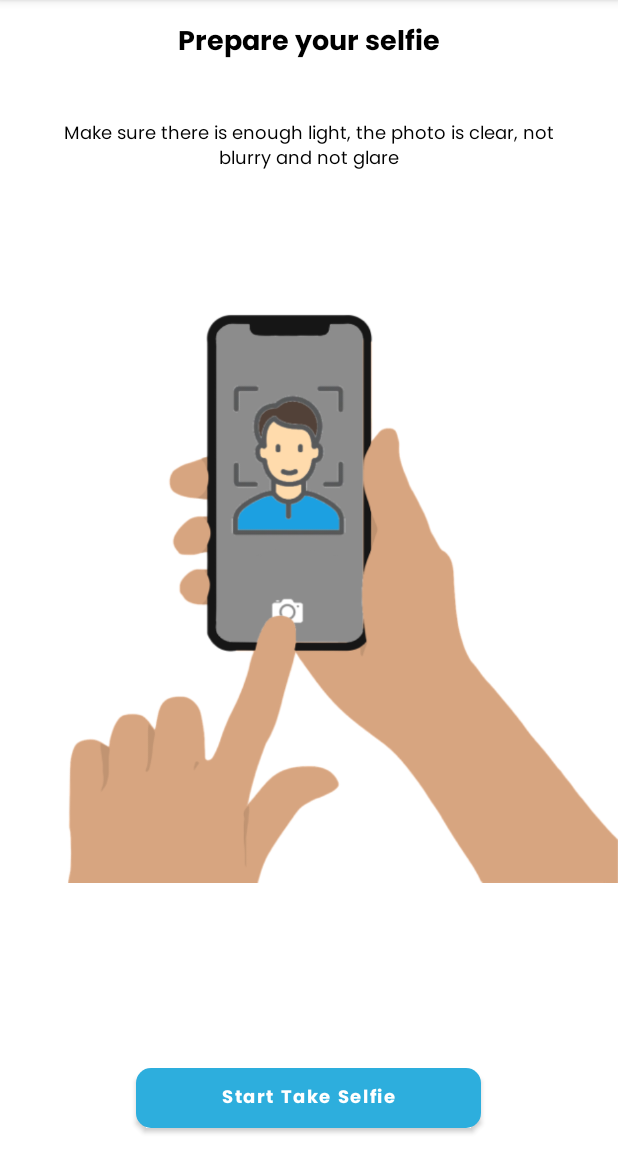
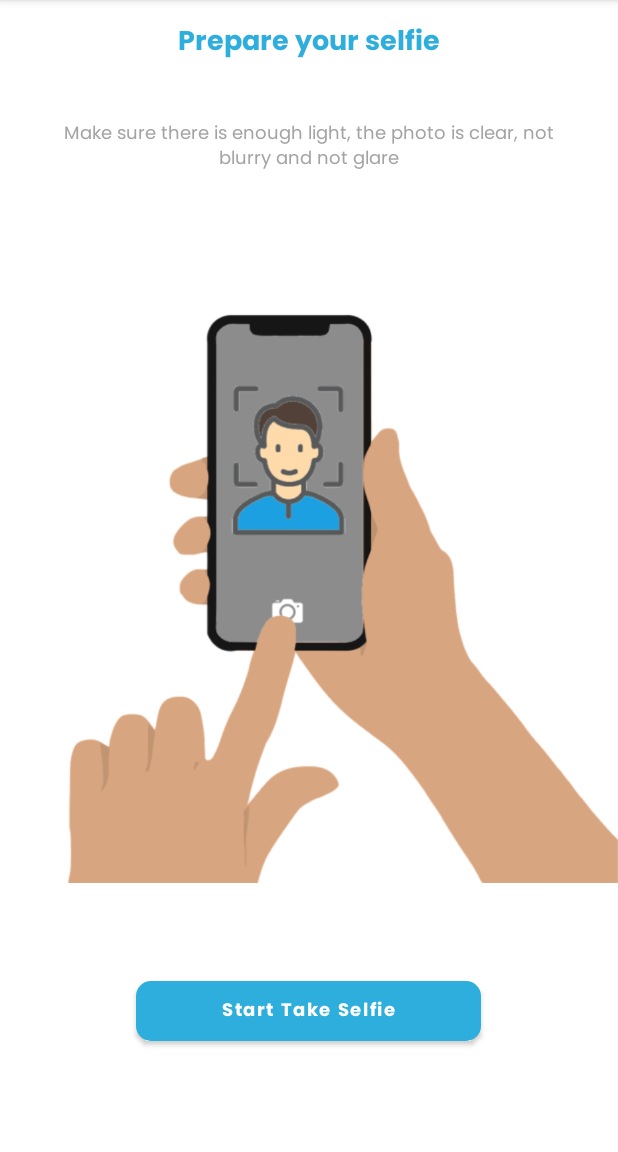
Before and after one commit to rafiaditya1/OCR_C22-KY03, an Android app: the SelfieActivity screen opened directly, with no data from a screen before it, on a phone screen of 412 x 824 dp, the part 84-1236 px from its top. Run offline under Robolectric (Android 15) with nearby library versions, the phone set to English and light mode, and no system bars.

Commit message:
Fix border button

```diff
--- a/app/src/main/java/com/bangkit/ocr_c22_ky03/KtpActivity.kt
+++ b/app/src/main/java/com/bangkit/ocr_c22_ky03/KtpActivity.kt
@@ -85,11 +85,11 @@ class KtpActivity : AppCompatActivity() {
             )
             binding.ivResult.setImageBitmap(result)
             binding.tvPrepareKTP.visibility = View.INVISIBLE
-            binding.tvMakeSure.visibility = View.INVISIBLE
+//            binding.tvMakeSure.visibility = View.INVISIBLE
             binding.ivScan.visibility = View.INVISIBLE
             binding.btnScan.visibility = View.INVISIBLE
             binding.ivResult.visibility = View.VISIBLE
-            binding.linearLayout.visibility = View.VISIBLE
+//            binding.linearLayout.visibility = View.VISIBLE
             binding.btnTryAgain.visibility = View.VISIBLE
             binding.btnNext.visibility = View.VISIBLE
 
--- a/app/src/main/java/com/bangkit/ocr_c22_ky03/SelfieActivity.kt
+++ b/app/src/main/java/com/bangkit/ocr_c22_ky03/SelfieActivity.kt
@@ -56,11 +56,11 @@ class SelfieActivity : AppCompatActivity() {
         }
 
         binding.btnStart.setOnClickListener { startCameraX() }
+        binding.btnTryagain.setOnClickListener{ startCameraX()}
         binding.btnNext.setOnClickListener {
             startActivity(Intent(this, HistoryActivity::class.java))
             finish()
         }
-        binding.btnTryagain.setOnClickListener{ startCameraX()}
 
     }
 
--- a/app/src/main/res/layout/activity_selfie.xml
+++ b/app/src/main/res/layout/activity_selfie.xml
@@ -26,14 +26,13 @@
 
     <Button
         android:id="@+id/btn_tryagain"
-        style="@style/Text.SubHeader"
-        android:layout_width="230dp"
-        android:layout_height="40dp"
+        style="@style/Button.Border"
         android:layout_marginStart="16dp"
         android:layout_marginEnd="16dp"
         android:layout_marginBottom="16dp"
-        android:background="@drawable/border_button"
+        app:backgroundTint="@null"
         android:text="@string/try_again"
+        android:textColor="@color/blue_button"
         android:visibility="invisible"
         app:layout_constraintBottom_toTopOf="@+id/btn_next"
         app:layout_constraintEnd_toEndOf="parent"
@@ -45,9 +44,9 @@
         style="@style/Button.Large"
         android:layout_marginStart="16dp"
         android:layout_marginEnd="16dp"
-        android:layout_marginBottom="16dp"
+        android:layout_marginTop="30dp"
         android:text="@string/start_take_selfie"
-        app:layout_constraintBottom_toBottomOf="parent"
+        app:layout_constraintTop_toBottomOf="@id/previewImageView"
         app:layout_constraintEnd_toEndOf="parent"
         app:layout_constraintHorizontal_bias="0.496"
         app:layout_constraintStart_toStartOf="parent" />
@@ -74,6 +73,7 @@
         android:layout_marginTop="4dp"
         android:layout_marginEnd="16dp"
         android:gravity="center"
+        android:textColor="@color/primary_blue"
         android:text="@string/prepare_your_selfie"
         app:layout_constraintBottom_toTopOf="@+id/guideline2"
         app:layout_constraintEnd_toEndOf="parent"
@@ -91,6 +91,7 @@
         android:layout_marginEnd="32dp"
         android:gravity="center"
         android:text="@string/make_sure_there_is_enough_light_the_photo_is_clear_not_blurry_and_not_glare"
+        android:textColor="@color/light_grey"
         app:layout_constraintBottom_toTopOf="@+id/guideline3"
         app:layout_constraintEnd_toEndOf="parent"
         app:layout_constraintHorizontal_bias="0.25"
--- a/app/src/main/res/layout/activity_take_selfie.xml
+++ b/app/src/main/res/layout/activity_take_selfie.xml
@@ -22,7 +22,7 @@
         app:layout_constraintBottom_toBottomOf="parent"
         app:layout_constraintEnd_toEndOf="parent"
         app:layout_constraintStart_toStartOf="parent"
-        app:srcCompat="@drawable/ic_baseline_camera"
+        app:srcCompat="@drawable/ic_camera"
         android:contentDescription="@string/capture" />
 
     <ImageView
```
Also changed, not shown: app/src/main/res/layout/activity_ktp.xml (+28 -33 lines), app/src/main/res/drawable/border_button.xml (line endings or trailing spaces).
